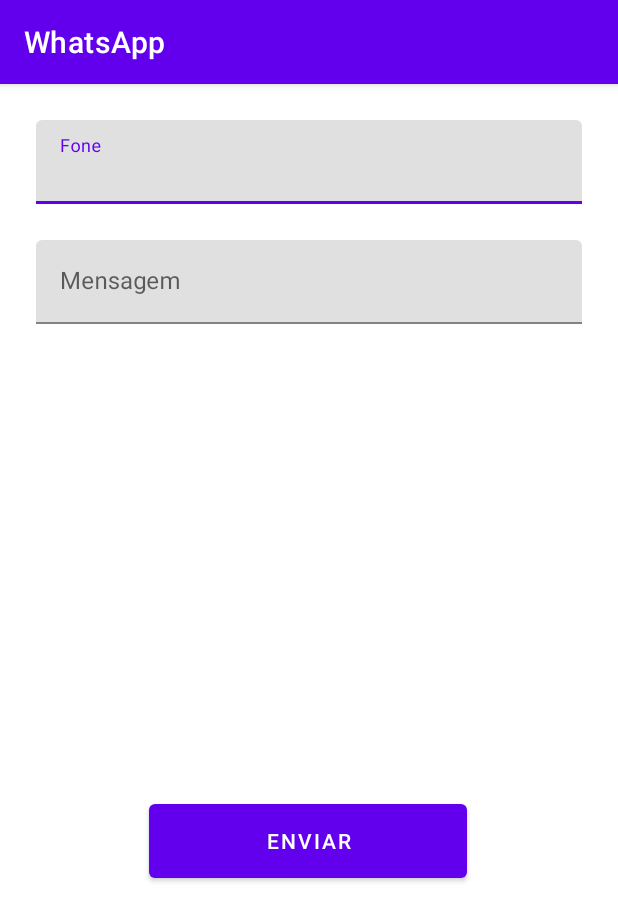
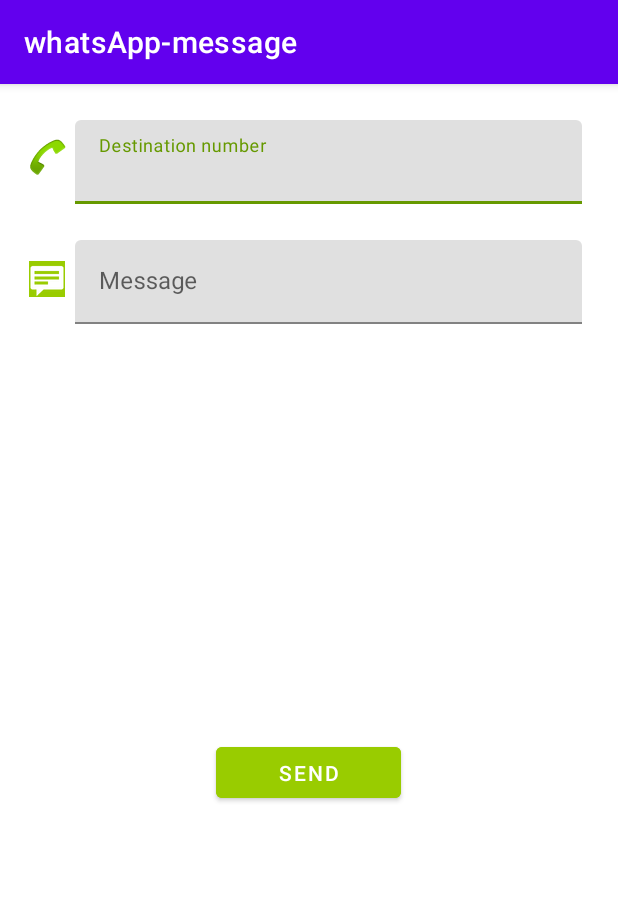
Before and after one commit to mbairo/up-3s-desenvolvimento-de-aplicativos-moveis, an Android app: the screen it shows after launch (MainActivity), on a phone screen of 412 x 824 dp. Shown: the top 921 px of the screen. Run offline under Robolectric (Android 15) with nearby library versions, the phone set to English and light mode, and no system bars.

Commit message:
REFACTOR: remove code layout and add icons

```diff
--- a/WhatsApp/app/src/main/AndroidManifest.xml
+++ b/WhatsApp/app/src/main/AndroidManifest.xml
@@ -1,7 +1,7 @@
 <?xml version="1.0" encoding="utf-8"?>
 <manifest xmlns:android="http://schemas.android.com/apk/res/android"
     xmlns:tools="http://schemas.android.com/tools"
-    package="br.com.up">
+    package="br.com.up.whatsapp_message">
 
     <application
         android:allowBackup="true"
@@ -11,7 +11,7 @@
         android:label="@string/app_name"
         android:roundIcon="@mipmap/ic_launcher_round"
         android:supportsRtl="true"
-        android:theme="@style/Theme.WhatsApp"
+        android:theme="@style/Theme.WhatsAppmessage"
         tools:targetApi="31">
         <activity
             android:name=".MainActivity"
--- a/WhatsApp/app/src/main/java/br/com/up/MainActivity.java
+++ /dev/null
@@ -1,50 +0,0 @@
-package br.com.up;
-import androidx.appcompat.app.AppCompatActivity;
-import android.content.Intent;
-import android.net.Uri;
-import android.os.Bundle;
-import android.view.View;
-import android.widget.Button;
-
-import com.google.android.material.textfield.TextInputEditText;
-import com.google.android.material.textfield.TextInputLayout;
-
-public class MainActivity extends AppCompatActivity {
-
-    private TextInputLayout inputLayoutFone;
-    private TextInputLayout inputLayoutMsg;
-
-    private TextInputEditText inputEditTextFone;
-    private TextInputEditText inputEditTextMsg;
-
-    private Button btnEnviaMsg;
-
-    @Override
-    protected void onCreate(Bundle savedInstanceState) {
-        super.onCreate(savedInstanceState);
-        setContentView(R.layout.activity_main);
-
-        inputLayoutFone = findViewById(R.id.input_fone_layout);
-        inputLayoutMsg = findViewById(R.id.Input_text_layout);
-
-        inputEditTextFone = findViewById(R.id.edit_number_fone);
-        inputEditTextMsg = findViewById(R.id.input_text_msg);
-
-        btnEnviaMsg = findViewById(R.id.btn_envia_msg);
-        btnEnviaMsg.setOnClickListener(new View.OnClickListener() {
-            @Override
-            public void onClick(View view) { enviaMsg();
-            }
-        });
-    }
-
-    private void enviaMsg() {
-
-        String fone = inputEditTextFone.getText().toString();
-        String msg = inputEditTextMsg.getText().toString();
-
-        Uri webpage = Uri.parse("https://api.whatsapp.com/send/?phone="+fone+"&text="+msg);
-        Intent webIntent = new Intent(Intent.ACTION_VIEW, webpage);
-        startActivity(webIntent);
-    }
-}
--- /dev/null
+++ b/WhatsApp/app/src/main/java/br/com/up/whatsapp_message/MainActivity.java
@@ -0,0 +1,45 @@
+package br.com.up.whatsapp_message;
+
+import androidx.appcompat.app.AppCompatActivity;
+
+import android.content.Intent;
+import android.net.Uri;
+import android.os.Bundle;
+import android.view.View;
+import android.widget.Button;
+
+import com.google.android.material.textfield.TextInputEditText;
+
+public class MainActivity extends AppCompatActivity {
+
+    private TextInputEditText input_edit_text_phone;
+    private TextInputEditText input_edit_text_msg;
+
+    private Button btn_send_message;
+
+    @Override
+    protected void onCreate(Bundle savedInstanceState) {
+        super.onCreate(savedInstanceState);
+        setContentView(R.layout.activity_main);
+
+        input_edit_text_phone = findViewById(R.id.input_edit_text_phone);
+        input_edit_text_msg = findViewById(R.id.input_edit_text_msg);
+        btn_send_message = findViewById(R.id.btn_send_message);
+
+        btn_send_message.setOnClickListener(new View.OnClickListener() {
+            @Override
+            public void onClick(View view) {
+                sendMsg();
+            }
+        });
+    }
+
+    private void sendMsg(){
+        String phone = input_edit_text_phone.getText().toString();
+        String msg = input_edit_text_msg.getText().toString();
+
+        Uri webpage = Uri.parse("https://api.whatsapp.com/send/?phone="+phone+"&text="+msg);
+        Intent webIntent = new Intent(Intent.ACTION_VIEW, webpage);
+        startActivity(webIntent);
+    }
+}
--- a/WhatsApp/app/src/main/res/layout/activity_main.xml
+++ b/WhatsApp/app/src/main/res/layout/activity_main.xml
@@ -6,53 +6,86 @@
     android:layout_height="match_parent"
     tools:context=".MainActivity">
 
-    <Button
-        android:id="@+id/btn_envia_msg"
-        android:layout_width="212dp"
-        android:layout_height="61dp"
-        android:layout_marginStart="64dp"
-        android:layout_marginTop="314dp"
-        android:layout_marginEnd="64dp"
-        android:text="ENVIAR"
-        app:layout_constraintEnd_toEndOf="parent"
-        app:layout_constraintHorizontal_bias="0.492"
-        app:layout_constraintStart_toStartOf="parent"
-        app:layout_constraintTop_toBottomOf="@+id/Input_text_layout" />
-
     <com.google.android.material.textfield.TextInputLayout
-        android:id="@+id/input_fone_layout"
+        android:id="@+id/input_layout_phone"
         android:layout_width="0dp"
         android:layout_height="wrap_content"
-        android:layout_marginStart="24dp"
+        android:layout_marginStart="50dp"
         android:layout_marginTop="24dp"
         android:layout_marginEnd="24dp"
+        app:boxStrokeColor="@android:color/holo_green_dark"
+        app:hintTextColor="@android:color/holo_green_dark"
         app:layout_constraintEnd_toEndOf="parent"
         app:layout_constraintStart_toStartOf="parent"
         app:layout_constraintTop_toTopOf="parent">
 
         <com.google.android.material.textfield.TextInputEditText
-            android:id="@+id/edit_number_fone"
+            android:id="@+id/input_edit_text_phone"
             android:layout_width="match_parent"
             android:layout_height="wrap_content"
-            android:hint="Fone" />
+            android:hint="Destination number"
+            android:inputType="number"
+            android:textColorHighlight="@color/black"
+            android:textColorLink="@color/black" />
     </com.google.android.material.textfield.TextInputLayout>
 
     <com.google.android.material.textfield.TextInputLayout
-        android:id="@+id/Input_text_layout"
+        android:id="@+id/input_layout_msg"
         android:layout_width="0dp"
         android:layout_height="wrap_content"
-        android:layout_marginStart="24dp"
+        android:layout_marginStart="50dp"
         android:layout_marginTop="24dp"
         android:layout_marginEnd="24dp"
+        app:boxStrokeColor="@android:color/holo_green_dark"
+        app:hintTextColor="@android:color/holo_green_dark"
         app:layout_constraintEnd_toEndOf="parent"
         app:layout_constraintStart_toStartOf="parent"
-        app:layout_constraintTop_toBottomOf="@+id/input_fone_layout">
+        app:layout_constraintTop_toBottomOf="@+id/input_layout_phone">
 
         <com.google.android.material.textfield.TextInputEditText
-            android:id="@+id/input_text_msg"
+            android:id="@+id/input_edit_text_msg"
             android:layout_width="match_parent"
             android:layout_height="wrap_content"
-            android:hint="Mensagem" />
+            android:hint="Message" />
     </com.google.android.material.textfield.TextInputLayout>
 
+    <Button
+        android:id="@+id/btn_send_message"
+        android:layout_width="123dp"
+        android:layout_height="46dp"
+        android:layout_marginTop="276dp"
+        android:backgroundTint="@android:color/holo_green_light"
+        android:text="SEND"
+        app:layout_constraintEnd_toEndOf="parent"
+        app:layout_constraintHorizontal_bias="0.498"
+        app:layout_constraintStart_toStartOf="parent"
+        app:layout_constraintTop_toBottomOf="@+id/input_layout_msg"
+        app:rippleColor="@android:color/holo_green_dark" />
+
+    <ImageView
+        android:id="@+id/icon_phone"
+        android:layout_width="0dp"
+        android:layout_height="wrap_content"
+        android:layout_marginStart="16dp"
+        android:layout_marginTop="34dp"
+        android:layout_marginEnd="4dp"
+        app:layout_constraintEnd_toStartOf="@+id/input_layout_phone"
+        app:layout_constraintStart_toStartOf="parent"
+        app:layout_constraintTop_toTopOf="parent"
+        app:srcCompat="@android:drawable/sym_action_call" />
+
+    <ImageView
+        android:id="@+id/icon_msg"
+        android:layout_width="wrap_content"
+        android:layout_height="wrap_content"
+        android:layout_marginStart="16dp"
+        android:layout_marginTop="54dp"
+        android:layout_marginEnd="4dp"
+        android:background="@android:color/holo_green_dark"
+        android:backgroundTint="@android:color/holo_green_light"
+        app:layout_constraintEnd_toStartOf="@+id/input_layout_msg"
+        app:layout_constraintStart_toStartOf="parent"
+        app:layout_constraintTop_toBottomOf="@+id/icon_phone"
+        app:srcCompat="@android:drawable/stat_notify_chat" />
+
 </androidx.constraintlayout.widget.ConstraintLayout>
--- a/WhatsApp/app/src/main/res/values-night/themes.xml
+++ b/WhatsApp/app/src/main/res/values-night/themes.xml
@@ -1,6 +1,6 @@
 <resources xmlns:tools="http://schemas.android.com/tools">
     <!-- Base application theme. -->
-    <style name="Theme.WhatsApp" parent="Theme.MaterialComponents.DayNight.DarkActionBar">
+    <style name="Theme.WhatsAppmessage" parent="Theme.MaterialComponents.DayNight.DarkActionBar">
         <!-- Primary brand color. -->
         <item name="colorPrimary">@color/purple_200</item>
         <item name="colorPrimaryVariant">@color/purple_700</item>
--- a/WhatsApp/app/src/main/res/values/strings.xml
+++ b/WhatsApp/app/src/main/res/values/strings.xml
@@ -1,3 +1,3 @@
 <resources>
-    <string name="app_name">WhatsApp</string>
+    <string name="app_name">whatsApp-message</string>
 </resources>
--- a/WhatsApp/app/src/main/res/values/themes.xml
+++ b/WhatsApp/app/src/main/res/values/themes.xml
@@ -1,6 +1,6 @@
 <resources xmlns:tools="http://schemas.android.com/tools">
     <!-- Base application theme. -->
-    <style name="Theme.WhatsApp" parent="Theme.MaterialComponents.DayNight.DarkActionBar">
+    <style name="Theme.WhatsAppmessage" parent="Theme.MaterialComponents.DayNight.DarkActionBar">
         <!-- Primary brand color. -->
         <item name="colorPrimary">@color/purple_500</item>
         <item name="colorPrimaryVariant">@color/purple_700</item>
--- a/WhatsApp/build.gradle
+++ b/WhatsApp/build.gradle
@@ -1,7 +1,7 @@
 // Top-level build file where you can add configuration options common to all sub-projects/modules.
 plugins {
-    id 'com.android.application' version '7.2.2' apply false
-    id 'com.android.library' version '7.2.2' apply false
+    id 'com.android.application' version '7.2.1' apply false
+    id 'com.android.library' version '7.2.1' apply false
 }
 
 task clean(type: Delete) {
--- a/WhatsApp/settings.gradle
+++ b/WhatsApp/settings.gradle
@@ -12,5 +12,5 @@
         mavenCentral()
     }
 }
-rootProject.name = "WhatsApp"
+rootProject.name = "whatsApp-message"
 include ':app'
```
Also changed, not shown: WhatsApp/app/build.gradle (+5 -5 lines), WhatsApp/gradle/wrapper/gradle-wrapper.properties, 5 other files.
